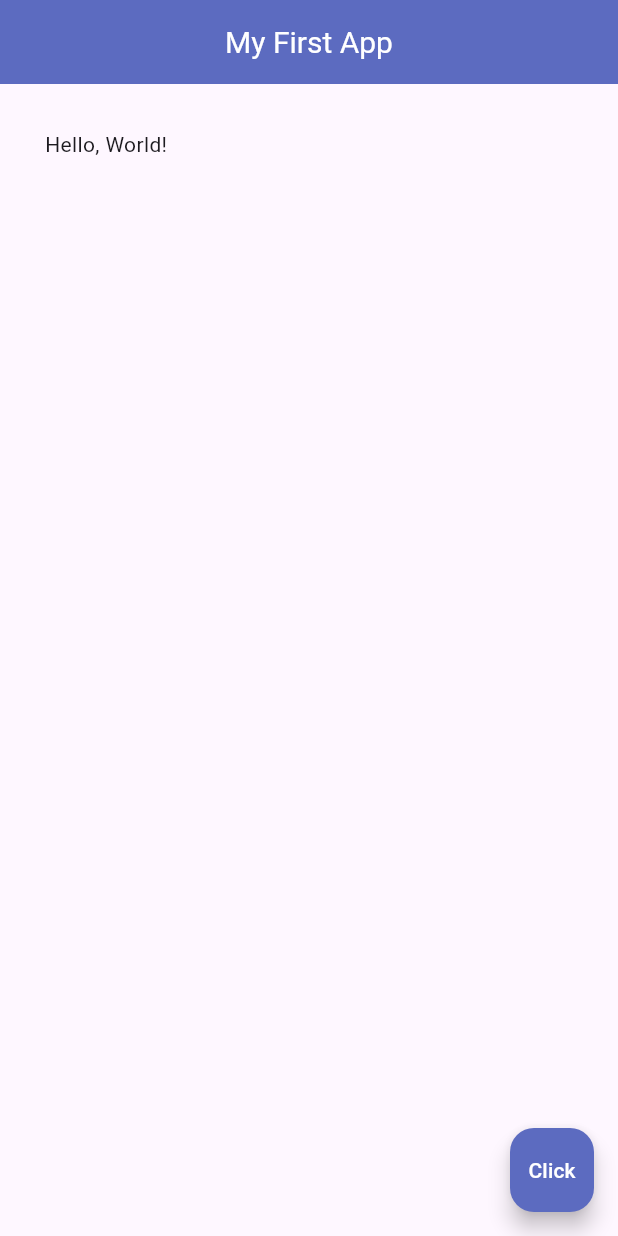
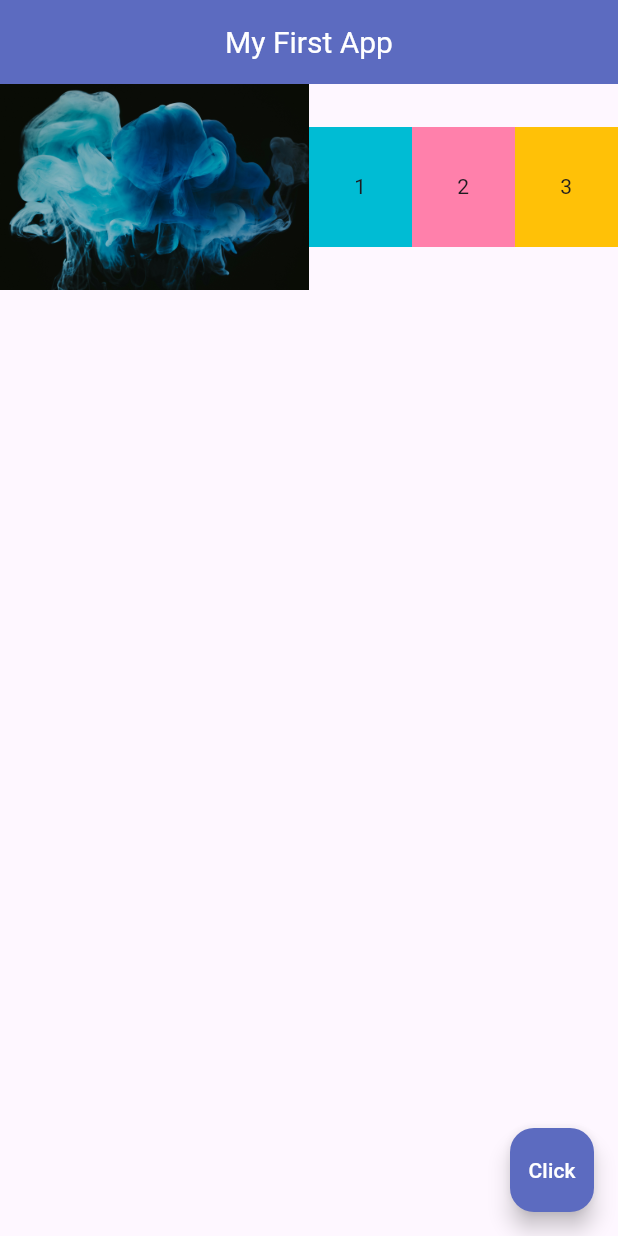
Before and after one commit to reijjo/Flutter-tutorials, a Flutter app: the screen it shows after launch, on a phone screen of 412 x 824 dp. Run offline on Flutter 3.47's test engine with Material 3 defaults, Android fonts, the phone set to English and light mode, and no system bars.

Commit message:
more tutorial

```diff
--- a/NetNinja-YouTube/myapp/lib/main.dart
+++ b/NetNinja-YouTube/myapp/lib/main.dart
@@ -25,9 +25,36 @@ class Home extends StatelessWidget {
         centerTitle: true,
         backgroundColor: Colors.indigo[400],
       ),
-      body: const Padding(
-        padding: EdgeInsets.all(30),
-        child: Text('Hello, World!'),
+      body: Row(
+        children: <Widget>[
+          Expanded(
+              flex: 3, // Takes 3/6 of the available space
+              child: Image.asset('assets/ink.jpg')),
+          Expanded(
+            flex: 1, // Takes 1/6 of the available space
+            child: Container(
+              padding: const EdgeInsets.all(30),
+              color: Colors.cyan,
+              child: const Text('1'),
+            ),
+          ),
+          Expanded(
+            flex: 1, // Takes 1/6 of the available space
+            child: Container(
+              padding: const EdgeInsets.all(30),
+              color: Colors.pinkAccent[100],
+              child: const Text('2'),
+            ),
+          ),
+          Expanded(
+            flex: 1, // Takes 1/6 of the available space
+            child: Container(
+              padding: const EdgeInsets.all(30),
+              color: Colors.amber,
+              child: const Text('3'),
+            ),
+          ),
+        ],
       ),
       floatingActionButton: FloatingActionButton(
         onPressed: () {},
```
Also changed, not shown: NetNinja-YouTube/ninja_id/analysis_options.yaml (added, +28 -0 lines), NetNinja-YouTube/ninja_id/lib/main.dart (added, +125 -0 lines), NetNinja-YouTube/ninja_id/pubspec.yaml (added, +90 -0 lines), NetNinja-YouTube/ninja_id/pubspec.lock (added), 124 other files.
